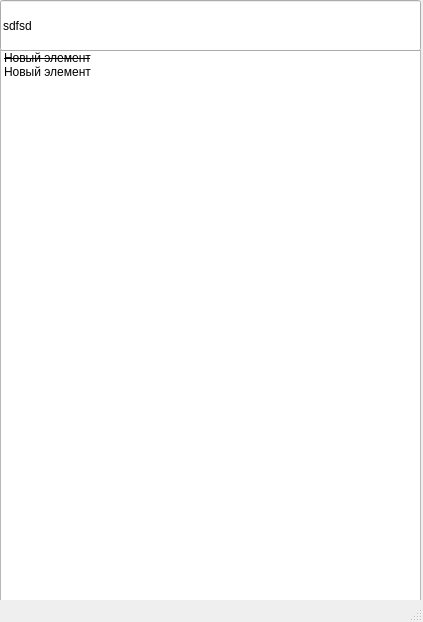
The window that todolist-cpp-qt/mainwindow.ui (syncRH/other-tasks) describes before a commit, drawn with Qt 5.
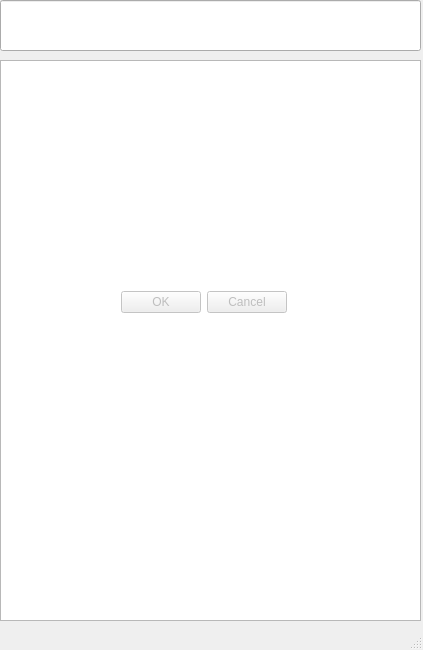
The same window after the commit.

The edit to the form file:
```diff
--- a/todolist-cpp-qt/mainwindow.ui
+++ b/todolist-cpp-qt/mainwindow.ui
@@ -7,7 +7,7 @@
     <x>0</x>
     <y>0</y>
     <width>423</width>
-    <height>622</height>
+    <height>650</height>
    </rect>
   </property>
   <property name="windowTitle">
@@ -18,7 +18,7 @@
     <property name="geometry">
      <rect>
       <x>0</x>
-      <y>50</y>
+      <y>60</y>
       <width>421</width>
       <height>561</height>
      </rect>
@@ -26,24 +26,6 @@
     <property name="styleSheet">
      <string notr="true">font: 28pt &quot;MS Shell Dlg 2&quot;;</string>
     </property>
-    <item>
-     <property name="text">
-      <string>Новый элемент</string>
-     </property>
-     <property name="font">
-      <font>
-       <strikeout>true</strikeout>
-      </font>
-     </property>
-     <property name="flags">
-      <set>ItemIsSelectable|ItemIsEditable|ItemIsDragEnabled|ItemIsDropEnabled|ItemIsUserCheckable|ItemIsEnabled</set>
-     </property>
-    </item>
-    <item>
-     <property name="text">
-      <string>Новый элемент</string>
-     </property>
-    </item>
    </widget>
    <widget class="QLineEdit" name="inputTask">
     <property name="geometry">
@@ -61,7 +43,23 @@
      <string notr="true">font: 21pt &quot;Palatino Linotype&quot;;</string>
     </property>
     <property name="text">
-     <string>sdfsd</string>
+     <string/>
+    </property>
+   </widget>
+   <widget class="QDialogButtonBox" name="buttonBox">
+    <property name="enabled">
+     <bool>false</bool>
+    </property>
+    <property name="geometry">
+     <rect>
+      <x>120</x>
+      <y>290</y>
+      <width>167</width>
+      <height>25</height>
+     </rect>
+    </property>
+    <property name="standardButtons">
+     <set>QDialogButtonBox::Cancel|QDialogButtonBox::Ok</set>
     </property>
    </widget>
   </widget>
```
